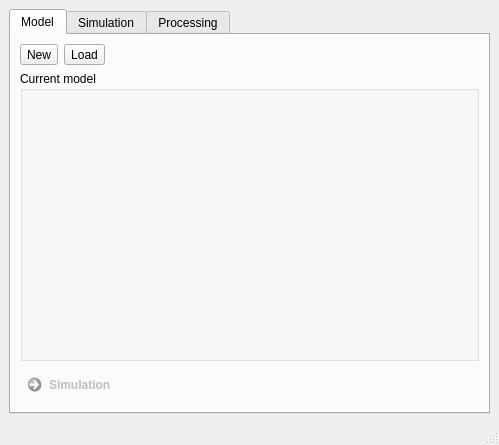
This is moldyn/ui/qt/mainwindow.ui in open-moldyn/moldyn as Qt 5 draws it before an edit. The edited form follows.
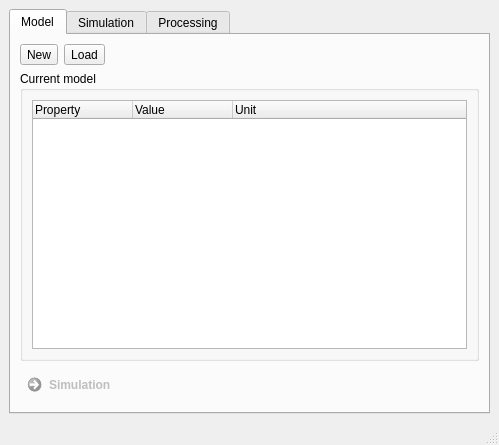
This is the edited form.

Commit message: Affichage des paramètres du modèle

Patch:
```diff
--- a/moldyn/ui/qt/mainwindow.ui
+++ b/moldyn/ui/qt/mainwindow.ui
@@ -43,6 +43,30 @@
           <property name="title">
            <string>Current model</string>
           </property>
+          <layout class="QHBoxLayout" name="horizontalLayout">
+           <item>
+            <widget class="QTreeWidget" name="paramsTreeWidget">
+             <property name="indentation">
+              <number>10</number>
+             </property>
+             <column>
+              <property name="text">
+               <string>Property</string>
+              </property>
+             </column>
+             <column>
+              <property name="text">
+               <string>Value</string>
+              </property>
+             </column>
+             <column>
+              <property name="text">
+               <string>Unit</string>
+              </property>
+             </column>
+            </widget>
+           </item>
+          </layout>
          </widget>
         </item>
         <item row="1" column="1">
```
The commit also changes 2 other files.
